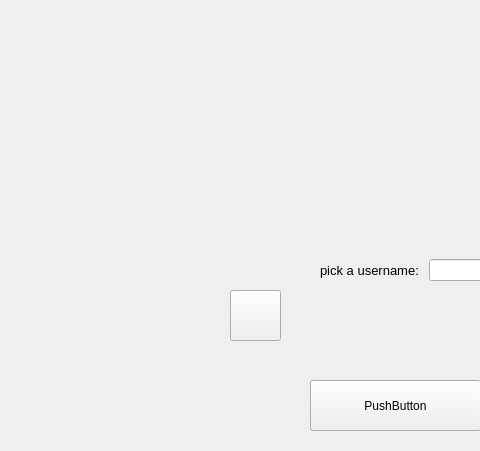
Above: entername2/pick_username.ui from Parsa20231401/FAZE1.0 before the change; both pictures show x 0 to 480 and y 0 to 451 of the 800 by 600 pixel window. Below: the same form after it.
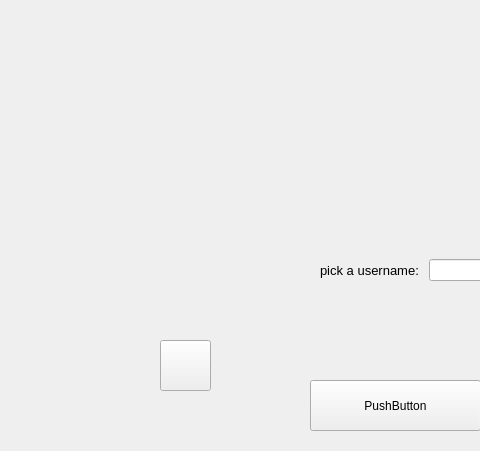
That is the form after the change. Icons and pictures are not drawn.

What changed in the file:
```diff
--- a/entername2/pick_username.ui
+++ b/entername2/pick_username.ui
@@ -63,6 +63,10 @@
       <height>201</height>
      </rect>
     </property>
+    <property name="styleSheet">
+     <string notr="true">
+border-image: url(:/new/prefix1/images/mode-portrait.png);</string>
+    </property>
     <property name="text">
      <string/>
     </property>
@@ -76,8 +80,8 @@
    <widget class="QPushButton" name="addProfile">
     <property name="geometry">
      <rect>
-      <x>230</x>
-      <y>290</y>
+      <x>160</x>
+      <y>340</y>
       <width>51</width>
       <height>51</height>
      </rect>
```
Left out of the diff: 8 changed lines with no effect on the pictures.
